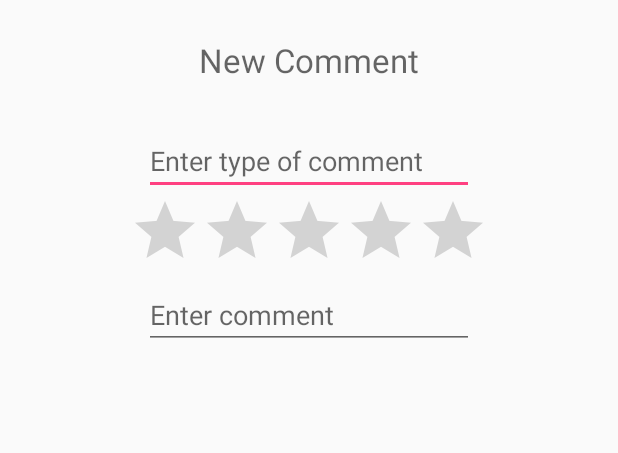
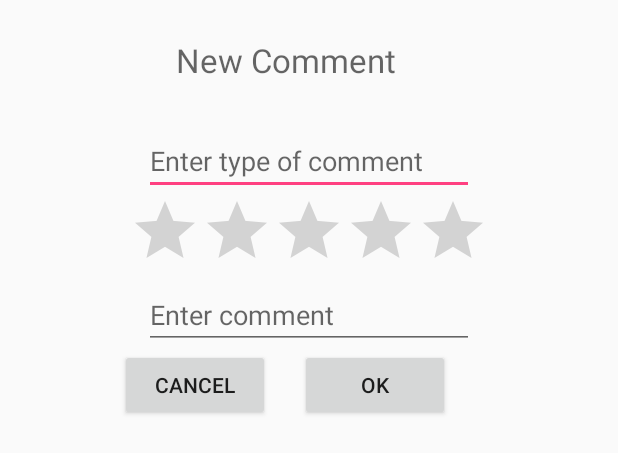
Before and after one commit to deedeethan/Daylight, an Android app: the layout activity_comment.xml on its own in the app's theme, with its tools: preview values and no code run, on a phone screen of 412 x 824 dp. Shown: the top 453 px of the screen. Run offline under Robolectric (Android 15) with nearby library versions, the phone set to English and light mode, and no system bars.

Commit message:
added a new activity to use when you click on the map to generate a comment, but it doesn't quite work. Switching back to DialogFragment

```diff
--- a/app/src/main/AndroidManifest.xml
+++ b/app/src/main/AndroidManifest.xml
@@ -52,7 +52,7 @@
         <activity
             android:name=".CommentActivity"
             android:label="@string/title_activity_comment"
-            android:theme="@android:style/Theme.Holo.Dialog" >
+            android:theme="@android:style/Theme.Dialog" >
         </activity>
     </application>
 
--- a/app/src/main/res/layout/activity_comment.xml
+++ b/app/src/main/res/layout/activity_comment.xml
@@ -8,7 +8,7 @@
     tools:context="com.example.deedeehan.daylight.CommentActivity">
 
     <TextView
-        android:layout_width="wrap_content"
+        android:layout_width="match_parent"
         android:layout_height="wrap_content"
         android:textAppearance="?android:attr/textAppearanceMedium"
         android:text="New Comment"
@@ -48,5 +48,21 @@
         android:layout_marginLeft="20dp"
         android:width="220dp" />
 
+    <Button
+        android:layout_width="100dp"
+        android:layout_height="wrap_content"
+        android:text="@string/ok"
+        android:id="@+id/okButton"
+        android:layout_below="@+id/comment"
+        android:layout_marginLeft="200dp" />
+
+    <Button
+        android:layout_width="100dp"
+        android:layout_height="wrap_content"
+        android:text="@string/cancel"
+        android:id="@+id/cancelButton"
+        android:layout_below="@+id/comment"
+        android:layout_marginLeft="80dp" />
+
 
 </RelativeLayout>
```
Also changed, not shown: app/src/main/java/com/example/deedeehan/daylight/CommentActivity.java (+88 -10 lines), app/src/main/java/com/example/deedeehan/daylight/MapsActivity.java (+31 -48 lines).
